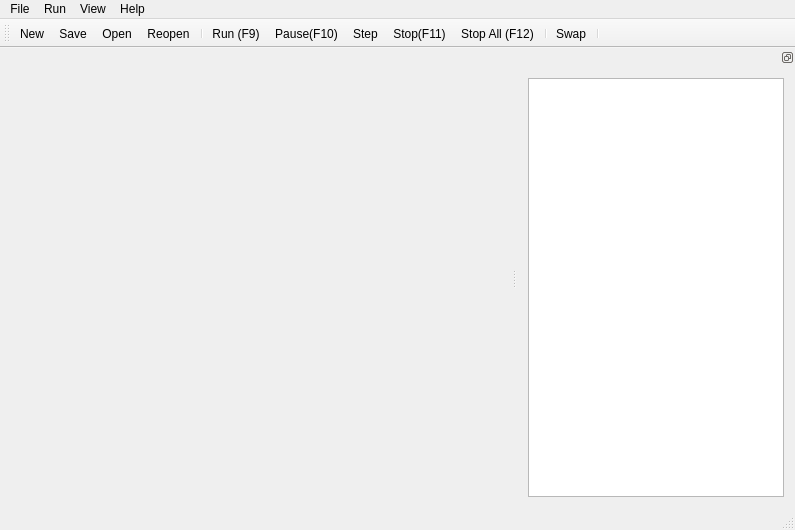
Old version of the form HardUO/mainwindow.ui in the repository alextrevisan/HardUO.
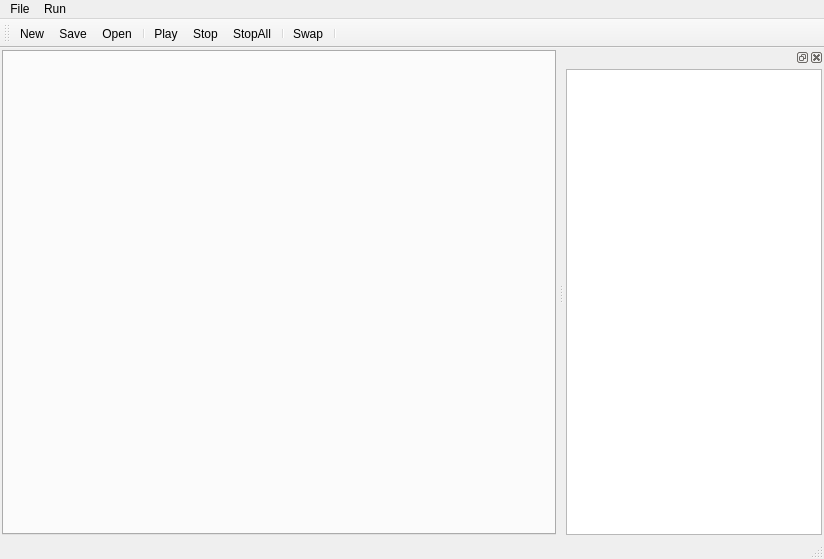
New version of the form. Icons and pictures are not drawn.

Diff of the .ui file:
```diff
--- a/HardUO/mainwindow.ui
+++ b/HardUO/mainwindow.ui
@@ -6,71 +6,87 @@
    <rect>
     <x>0</x>
     <y>0</y>
-    <width>795</width>
-    <height>530</height>
+    <width>824</width>
+    <height>559</height>
    </rect>
   </property>
   <property name="windowTitle">
-   <string>MainWindow</string>
+   <string>HardUO - Beta</string>
   </property>
   <property name="windowIcon">
-   <iconset>
-    <normaloff>:/icon/icons/uo.png</normaloff>:/icon/icons/uo.png</iconset>
+   <iconset resource="icons.qrc">
+    <normaloff>:/icons/icons/uo.png</normaloff>:/icons/icons/uo.png</iconset>
   </property>
   <widget class="QWidget" name="centralWidget">
-   <layout class="QVBoxLayout" name="verticalLayout_2"/>
+   <layout class="QGridLayout" name="gridLayout" rowstretch="0">
+    <property name="leftMargin">
+     <number>2</number>
+    </property>
+    <property name="topMargin">
+     <number>2</number>
+    </property>
+    <property name="rightMargin">
+     <number>2</number>
+    </property>
+    <property name="bottomMargin">
+     <number>2</number>
+    </property>
+    <property name="spacing">
+     <number>2</number>
+    </property>
+    <item row="0" column="0">
+     <widget class="QTabWidget" name="tabMacros">
+      <property name="currentIndex">
+       <number>-1</number>
+      </property>
+      <property name="documentMode">
+       <bool>false</bool>
+      </property>
+      <property name="tabsClosable">
+       <bool>true</bool>
+      </property>
+      <property name="movable">
+       <bool>true</bool>
+      </property>
+     </widget>
+    </item>
+   </layout>
   </widget>
   <widget class="QMenuBar" name="menuBar">
    <property name="geometry">
     <rect>
      <x>0</x>
      <y>0</y>
-     <width>795</width>
+     <width>824</width>
      <height>21</height>
     </rect>
    </property>
-   <widget class="QMenu" name="menuArquivo">
+   <widget class="QMenu" name="menuFile">
     <property name="title">
      <string>File</string>
     </property>
-    <addaction name="actionNovo"/>
+    <addaction name="actionNew"/>
     <addaction name="actionSave"/>
-    <addaction name="actionAbrir"/>
-    <addaction name="actionFechar"/>
+    <addaction name="actionOpen"/>
+    <addaction name="actionClose"/>
     <addaction name="separator"/>
    </widget>
    <widget class="QMenu" name="menuRun">
     <property name="title">
      <string>Run</string>
     </property>
-    <addaction name="actionRun_F9"/>
-    <addaction name="actionPause_F10"/>
-    <addaction name="actionStop_F11"/>
-    <addaction name="actionStop_All_F12"/>
-    <addaction name="separator"/>
+    <addaction name="actionPlay"/>
+    <addaction name="actionStop"/>
+    <addaction name="actionStopAll"/>
    </widget>
-   <widget class="QMenu" name="menuHelp">
-    <property name="title">
-     <string>Help</string>
-    </property>
-    <addaction name="actionAbout"/>
-   </widget>
-   <widget class="QMenu" name="menuView">
-    <property name="title">
-     <string>View</string>
-    </property>
-    <addaction name="actionSkills"/>
-   </widget>
-   <addaction name="menuArquivo"/>
+   <addaction name="menuFile"/>
    <addaction name="menuRun"/>
-   <addaction name="menuView"/>
-   <addaction name="menuHelp"/>
   </widget>
   <widget class="QToolBar" name="mainToolBar">
    <property name="iconSize">
     <size>
-     <width>16</width>
-     <height>16</height>
+     <width>18</width>
+     <height>18</height>
     </size>
    </property>
    <attribute name="toolBarArea">
@@ -79,50 +95,47 @@
    <attribute name="toolBarBreak">
     <bool>false</bool>
    </attribute>
-   <addaction name="actionNovo"/>
+   <addaction name="actionNew"/>
    <addaction name="actionSave"/>
-   <addaction name="actionAbrir"/>
-   <addaction name="actionReopen"/>
+   <addaction name="actionOpen"/>
    <addaction name="separator"/>
-   <addaction name="actionRun_F9"/>
-   <addaction name="actionPause_F10"/>
-   <addaction name="actionStep"/>
-   <addaction name="actionStop_F11"/>
-   <addaction name="actionStop_All_F12"/>
+   <addaction name="actionPlay"/>
+   <addaction name="actionStop"/>
+   <addaction name="actionStopAll"/>
    <addaction name="separator"/>
    <addaction name="actionSwap"/>
    <addaction name="separator"/>
   </widget>
   <widget class="QStatusBar" name="statusBar"/>
-  <widget class="QDockWidget" name="dockWidget_6">
-   <property name="minimumSize">
-    <size>
-     <width>150</width>
-     <height>315</height>
-    </size>
-   </property>
-   <property name="floating">
-    <bool>false</bool>
-   </property>
-   <property name="features">
-    <set>QDockWidget::DockWidgetFloatable|QDockWidget::DockWidgetMovable</set>
-   </property>
+  <widget class="QDockWidget" name="dockWidget">
    <attribute name="dockWidgetArea">
     <number>2</number>
    </attribute>
-   <widget class="QWidget" name="dockWidgetContents_6">
-    <layout class="QVBoxLayout" name="verticalLayout_3">
-     <item>
+   <widget class="QWidget" name="dockWidgetContents">
+    <layout class="QGridLayout" name="gridLayout_2">
+     <property name="leftMargin">
+      <number>2</number>
+     </property>
+     <property name="topMargin">
+      <number>2</number>
+     </property>
+     <property name="rightMargin">
+      <number>2</number>
+     </property>
+     <property name="bottomMargin">
+      <number>2</number>
+     </property>
+     <property name="spacing">
+      <number>2</number>
+     </property>
+     <item row="0" column="0">
       <widget class="QTreeView" name="treeView">
        <property name="alternatingRowColors">
         <bool>true</bool>
        </property>
-       <property name="rootIsDecorated">
+       <property name="headerHidden">
         <bool>true</bool>
        </property>
-       <attribute name="headerVisible">
-        <bool>false</bool>
-       </attribute>
        <attribute name="headerHighlightSections">
         <bool>false</bool>
        </attribute>
@@ -131,132 +144,72 @@
     </layout>
    </widget>
   </widget>
-  <action name="actionNovo">
+  <action name="actionNew">
    <property name="icon">
-    <iconset>
-     <normaloff>:/icon/icons/new_icon.png</normaloff>:/icon/icons/new_icon.png</iconset>
+    <iconset resource="icons.qrc">
+     <normaloff>:/icons/icons/new_icon.png</normaloff>:/icons/icons/new_icon.png</iconset>
    </property>
    <property name="text">
     <string>New</string>
    </property>
   </action>
-  <action name="actionAbrir">
-   <property name="icon">
-    <iconset>
-     <normaloff>:/icon/icons/open_icon.png</normaloff>:/icon/icons/open_icon.png</iconset>
-   </property>
-   <property name="text">
-    <string>Open</string>
-   </property>
-  </action>
-  <action name="actionFechar">
-   <property name="text">
-    <string>Close</string>
-   </property>
-  </action>
-  <action name="actionRun_F9">
-   <property name="icon">
-    <iconset>
-     <normaloff>:/icon/icons/play_icon.png</normaloff>:/icon/icons/play_icon.png</iconset>
-   </property>
-   <property name="text">
-    <string>Run (F9)</string>
-   </property>
-   <property name="shortcut">
-    <string>F9</string>
-   </property>
-  </action>
-  <action name="actionPause_F10">
-   <property name="icon">
-    <iconset>
-     <normaloff>:/icon/icons/pause_icon.png</normaloff>:/icon/icons/pause_icon.png</iconset>
-   </property>
-   <property name="text">
-    <string>Pause(F10)</string>
-   </property>
-   <property name="shortcut">
-    <string>F10</string>
-   </property>
-  </action>
-  <action name="actionStop_F11">
-   <property name="icon">
-    <iconset>
-     <normaloff>:/icon/icons/stop_icon.png</normaloff>:/icon/icons/stop_icon.png</iconset>
-   </property>
-   <property name="text">
-    <string>Stop(F11)</string>
-   </property>
-   <property name="shortcut">
-    <string>F11</string>
-   </property>
-  </action>
-  <action name="actionAbout">
-   <property name="text">
-    <string>About</string>
-   </property>
-  </action>
-  <action name="actionStop_All_F12">
-   <property name="icon">
-    <iconset>
-     <normaloff>:/icon/icons/stopall_icon.png</normaloff>:/icon/icons/stopall_icon.png</iconset>
-   </property>
-   <property name="text">
-    <string>Stop All (F12)</string>
-   </property>
-   <property name="shortcut">
-    <string>F12</string>
-   </property>
-  </action>
-  <action name="actionReopen">
-   <property name="icon">
-    <iconset>
-     <normaloff>:/icon/icons/reopen_icon.png</normaloff>:/icon/icons/reopen_icon.png</iconset>
-   </property>
-   <property name="text">
-    <string>Reopen</string>
-   </property>
-  </action>
   <action name="actionSave">
    <property name="icon">
-    <iconset>
-     <normaloff>:/icon/icons/save_icon.png</normaloff>:/icon/icons/save_icon.png</iconset>
+    <iconset resource="icons.qrc">
+     <normaloff>:/icons/icons/save_icon.png</normaloff>:/icons/icons/save_icon.png</iconset>
    </property>
    <property name="text">
     <string>Save</string>
    </property>
   </action>
+  <action name="actionOpen">
+   <property name="icon">
+    <iconset resource="icons.qrc">
+     <normaloff>:/icons/icons/open_icon.png</normaloff>:/icons/icons/open_icon.png</iconset>
+   </property>
+   <property name="text">
+    <string>Open</string>
+   </property>
+  </action>
+  <action name="actionPlay">
+   <property name="icon">
+    <iconset resource="icons.qrc">
+     <normaloff>:/icons/icons/play_icon.png</normaloff>:/icons/icons/play_icon.png</iconset>
+   </property>
+   <property name="text">
+    <string>Play</string>
+   </property>
+  </action>
+  <action name="actionStop">
+   <property name="icon">
+    <iconset resource="icons.qrc">
+     <normaloff>:/icons/icons/stop_icon.png</normaloff>:/icons/icons/stop_icon.png</iconset>
+   </property>
+   <property name="text">
+    <string>Stop</string>
+   </property>
+  </action>
+  <action name="actionStopAll">
+   <property name="icon">
+    <iconset resource="icons.qrc">
+     <normaloff>:/icons/icons/stopall_icon.png</normaloff>:/icons/icons/stopall_icon.png</iconset>
+   </property>
+   <property name="text">
+    <string>StopAll</string>
+   </property>
+  </action>
   <action name="actionSwap">
    <property name="icon">
-    <iconset>
-     <normaloff>:/icon/icons/swap_icon.png</normaloff>:/icon/icons/swap_icon.png</iconset>
+    <iconset resource="icons.qrc">
+     <normaloff>:/icons/icons/swap_icon.png</normaloff>:/icons/icons/swap_icon.png</iconset>
    </property>
    <property name="text">
     <string>Swap</string>
    </property>
-   <property name="toolTip">
-    <string>Swap UO client</string>
-   </property>
   </action>
-  <action name="actionSkills">
+  <action name="actionClose">
    <property name="text">
-    <string>Skills</string>
-   </property>
-  </action>
-  <action name="actionStep">
-   <property name="icon">
-    <iconset>
-     <normaloff>:/icon/icons/step_icon.png</normaloff>:/icon/icons/step_icon.png</iconset>
-   </property>
-   <property name="text">
-    <string>Step</string>
-   </property>
-   <property name="toolTip">
-    <string>Step Line</string>
-   </property>
-  </action>
-  <action name="action">
-   <property name="text">
-    <string>ç--ã</string>
+    <string>Close</string>
    </property>
   </action>
  </widget>
```
Left out of the diff: 2 changed lines with no effect on the pictures.
